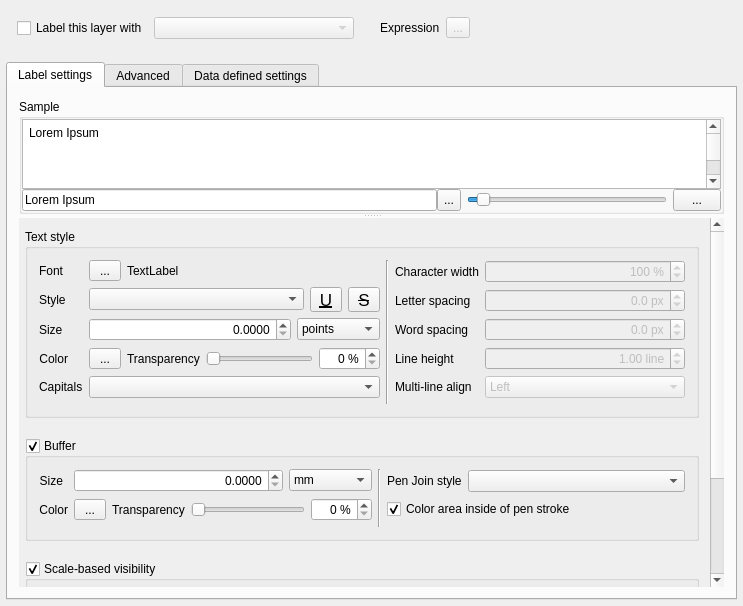
Above: src/ui/qgslabelingguibase.ui from kadas-albireo/kadas-albireo before the change. Below: the same form after it.
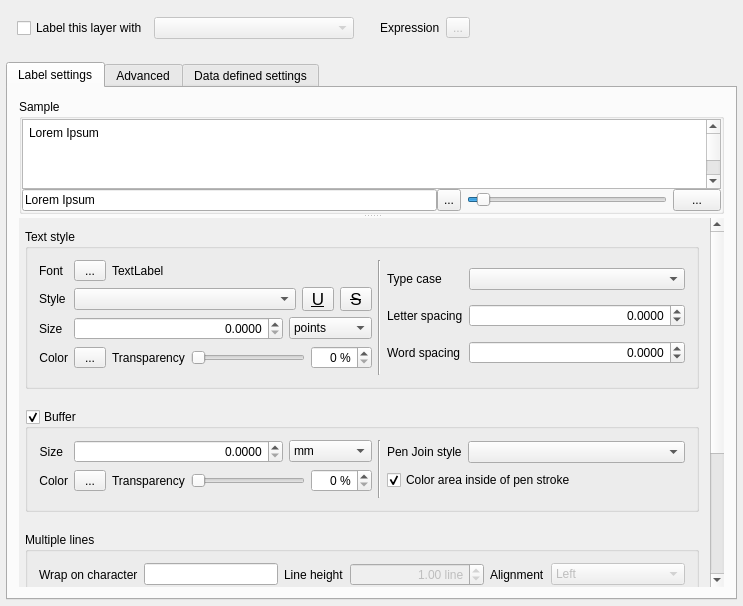
That is the form after the change. Icons and pictures are not drawn. Custom widgets are drawn as their Qt base class.

```diff
--- a/src/ui/qgslabelingguibase.ui
+++ b/src/ui/qgslabelingguibase.ui
@@ -391,7 +391,7 @@
                 </size>
                </property>
                <property name="toolTip">
-                <string>Sample Background</string>
+                <string>Sample background color</string>
                </property>
                <property name="text">
                 <string>...</string>
@@ -427,7 +427,7 @@
              <x>0</x>
              <y>0</y>
              <width>686</width>
-             <height>574</height>
+             <height>628</height>
             </rect>
            </property>
            <layout class="QGridLayout" name="gridLayout_17">
@@ -437,6 +437,154 @@
             <property name="verticalSpacing">
              <number>20</number>
             </property>
+            <item row="5" column="0">
+             <widget class="QGroupBox" name="groupBox_2">
+              <property name="minimumSize">
+               <size>
+                <width>0</width>
+                <height>0</height>
+               </size>
+              </property>
+              <property name="title">
+               <string>Multiple lines</string>
+              </property>
+              <property name="checkable">
+               <bool>false</bool>
+              </property>
+              <layout class="QGridLayout" name="gridLayout_14">
+               <item row="0" column="0">
+                <layout class="QHBoxLayout" name="horizontalLayout_9">
+                 <item>
+                  <widget class="QLabel" name="label_2">
+                   <property name="sizePolicy">
+                    <sizepolicy hsizetype="Maximum" vsizetype="Preferred">
+                     <horstretch>0</horstretch>
+                     <verstretch>0</verstretch>
+                    </sizepolicy>
+                   </property>
+                   <property name="text">
+                    <string>Wrap on character</string>
+                   </property>
+                  </widget>
+                 </item>
+                 <item>
+                  <widget class="QLineEdit" name="wrapCharacterEdit">
+                   <property name="sizePolicy">
+                    <sizepolicy hsizetype="Preferred" vsizetype="Fixed">
+                     <horstretch>0</horstretch>
+                     <verstretch>0</verstretch>
+                    </sizepolicy>
+                   </property>
+                   <property name="minimumSize">
+                    <size>
+                     <width>10</width>
+                     <height>0</height>
+                    </size>
+                   </property>
+                  </widget>
+                 </item>
+                 <item>
+                  <widget class="QLabel" name="mFontLineHeightLabel">
+                   <property name="sizePolicy">
+                    <sizepolicy hsizetype="Maximum" vsizetype="Preferred">
+                     <horstretch>0</horstretch>
+                     <verstretch>0</verstretch>
+                    </sizepolicy>
+                   </property>
+                   <property name="text">
+                    <string>Line height</string>
+                   </property>
+                  </widget>
+                 </item>
+                 <item>
+                  <widget class="QDoubleSpinBox" name="mFontLineHeightSpinBox">
+                   <property name="enabled">
+                    <bool>false</bool>
+                   </property>
+                   <property name="sizePolicy">
+                    <sizepolicy hsizetype="Preferred" vsizetype="Fixed">
+                     <horstretch>0</horstretch>
+                     <verstretch>0</verstretch>
+                    </sizepolicy>
+                   </property>
+                   <property name="minimumSize">
+                    <size>
+                     <width>100</width>
+                     <height>0</height>
+                    </size>
+                   </property>
+                   <property name="toolTip">
+                    <string>Line height spacing for multi-line text</string>
+                   </property>
+                   <property name="alignment">
+                    <set>Qt::AlignRight|Qt::AlignTrailing|Qt::AlignVCenter</set>
+                   </property>
+                   <property name="suffix">
+                    <string> line</string>
+                   </property>
+                   <property name="minimum">
+                    <double>0.000000000000000</double>
+                   </property>
+                   <property name="maximum">
+                    <double>10.000000000000000</double>
+                   </property>
+                   <property name="singleStep">
+                    <double>0.100000000000000</double>
+                   </property>
+                   <property name="value">
+                    <double>1.000000000000000</double>
+                   </property>
+                  </widget>
+                 </item>
+                 <item>
+                  <widget class="QLabel" name="mFontMultiLineLabel">
+                   <property name="sizePolicy">
+                    <sizepolicy hsizetype="Maximum" vsizetype="Preferred">
+                     <horstretch>0</horstretch>
+                     <verstretch>0</verstretch>
+                    </sizepolicy>
+                   </property>
+                   <property name="text">
+                    <string>Alignment</string>
+                   </property>
+                  </widget>
+                 </item>
+                 <item>
+                  <widget class="QComboBox" name="mFontMultiLineComboBox">
+                   <property name="enabled">
+                    <bool>false</bool>
+                   </property>
+                   <property name="sizePolicy">
+                    <sizepolicy hsizetype="Preferred" vsizetype="Fixed">
+                     <horstretch>0</horstretch>
+                     <verstretch>0</verstretch>
+                    </sizepolicy>
+                   </property>
+                   <property name="toolTip">
+                    <string>Paragraph style alignment of multi-line text</string>
+                   </property>
+                   <item>
+                    <property name="text">
+                     <string>Left</string>
+                    </property>
+                   </item>
+                   <item>
+                    <property name="text">
+                     <string>Center</string>
+                    </property>
+                   </item>
+                   <item>
+                    <property name="text">
+                     <string>Right</string>
+                    </property>
+                   </item>
+                  </widget>
+                 </item>
+                </layout>
+               </item>
+              </layout>
+             </widget>
+            </item>
             <item row="2" column="0">
              <widget class="QGroupBox" name="groupBox_6">
               <property name="sizePolicy">
@@ -498,6 +646,9 @@
                         <height>16777215</height>
                        </size>
                       </property>
+                      <property name="toolTip">
+                       <string>Available typeface styles</string>
+                      </property>
                       <property name="sizeAdjustPolicy">
                        <enum>QComboBox::AdjustToContentsOnFirstShow</enum>
                       </property>
@@ -520,6 +671,9 @@
                         <underline>true</underline>
                        </font>
                       </property>
+                      <property name="toolTip">
+                       <string>Underlined Text</string>
+                      </property>
                       <property name="text">
                        <string>U</string>
                       </property>
@@ -545,6 +699,9 @@
                         <strikeout>true</strikeout>
                        </font>
                       </property>
+                      <property name="toolTip">
+                       <string>Strikeout text</string>
+                      </property>
                       <property name="text">
                        <string>S</string>
                       </property>
@@ -555,6 +712,58 @@
                     </item>
                    </layout>
                   </item>
+                  <item row="2" column="1">
+                   <layout class="QHBoxLayout" name="horizontalLayout_11">
+                    <property name="sizeConstraint">
+                     <enum>QLayout::SetDefaultConstraint</enum>
+                    </property>
+                    <item>
+                     <widget class="QDoubleSpinBox" name="mFontSizeSpinBox">
+                      <property name="sizePolicy">
+                       <sizepolicy hsizetype="Expanding" vsizetype="Fixed">
+                        <horstretch>0</horstretch>
+                        <verstretch>0</verstretch>
+                       </sizepolicy>
+                      </property>
+                      <property name="minimumSize">
+                       <size>
+                        <width>100</width>
+                        <height>0</height>
+                       </size>
+                      </property>
+                      <property name="alignment">
+                       <set>Qt::AlignRight|Qt::AlignTrailing|Qt::AlignVCenter</set>
+                      </property>
+                      <property name="decimals">
+                       <number>4</number>
+                      </property>
+                      <property name="maximum">
+                       <double>999999999.000000000000000</double>
+                      </property>
+                     </widget>
+                    </item>
+                    <item>
+                     <widget class="QComboBox" name="mFontSizeUnitComboBox">
+                      <property name="sizePolicy">
+                       <sizepolicy hsizetype="Preferred" vsizetype="Fixed">
+                        <horstretch>0</horstretch>
+                        <verstretch>0</verstretch>
+                       </sizepolicy>
+                      </property>
+                      <item>
+                       <property name="text">
+                        <string>points</string>
+                       </property>
+                      </item>
+                      <item>
+                       <property name="text">
+                        <string>map units</string>
+                       </property>
+                      </item>
+                     </widget>
+                    </item>
+                   </layout>
+                  </item>
                   <item row="1" column="0">
                    <widget class="QLabel" name="mFontStyleLabel">
                     <property name="sizePolicy">
@@ -686,19 +895,6 @@
                   </item>
                   <item row="0" column="3" rowspan="5">
                    <layout class="QGridLayout" name="gridLayout_18">
-                    <item row="4" column="0">
-                     <widget class="QLabel" name="mFontMultiLineLabel">
-                      <property name="sizePolicy">
-                       <sizepolicy hsizetype="Maximum" vsizetype="Preferred">
-                        <horstretch>0</horstretch>
-                        <verstretch>0</verstretch>
-                       </sizepolicy>
-                      </property>
-                      <property name="text">
-                       <string>Multi-line align</string>
-                      </property>
-                     </widget>
-                    </item>
                     <item row="2" column="0">
                      <widget class="QLabel" name="mFontWordSpacingLabel">
                       <property name="sizePolicy">
@@ -725,110 +921,10 @@
                       </property>
                      </widget>
                     </item>
-                    <item row="3" column="0">
-                     <widget class="QLabel" name="mFontLineHeightLabel">
-                      <property name="sizePolicy">
-                       <sizepolicy hsizetype="Maximum" vsizetype="Preferred">
-                        <horstretch>0</horstretch>
-                        <verstretch>0</verstretch>
-                       </sizepolicy>
-                      </property>
-                      <property name="text">
-                       <string>Line height</string>
-                      </property>
-                     </widget>
-                    </item>
-                    <item row="3" column="1">
-                     <widget class="QDoubleSpinBox" name="mFontLineHeightSpinBox">
-                      <property name="enabled">
-                       <bool>false</bool>
-                      </property>
-                      <property name="sizePolicy">
-                       <sizepolicy hsizetype="Expanding" vsizetype="Fixed">
-                        <horstretch>0</horstretch>
-                        <verstretch>0</verstretch>
-                       </sizepolicy>
-                      </property>
-                      <property name="alignment">
-                       <set>Qt::AlignRight|Qt::AlignTrailing|Qt::AlignVCenter</set>
-                      </property>
-                      <property name="suffix">
-                       <string> line</string>
-                      </property>
-                      <property name="minimum">
-                       <double>0.000000000000000</double>
-                      </property>
-                      <property name="maximum">
-                       <double>10.000000000000000</double>
-                      </property>
-                      <property name="singleStep">
-                       <double>0.100000000000000</double>
-                      </property>
-                      <property name="value">
-                       <double>1.000000000000000</double>
-                      </property>
-                     </widget>
-                    </item>
-                    <item row="4" column="1">
-                     <widget class="QComboBox" name="mFontMultiLineComboBox">
-                      <property name="enabled">
-                       <bool>false</bool>
-                      </property>
-                      <property name="sizePolicy">
-                       <sizepolicy hsizetype="Expanding" vsizetype="Fixed">
-                        <horstretch>0</horstretch>
-                        <verstretch>0</verstretch>
-                       </sizepolicy>
-                      </property>
-                      <item>
-                       <property name="text">
-                        <string>Left</string>
-                       </property>
-                      </item>
-                      <item>
-                       <property name="text">
-                        <string>Center</string>
-                       </property>
-                      </item>
-                      <item>
-                       <property name="text">
-                        <string>Right</string>
-                       </property>
-                      </item>
-                     </widget>
-                    </item>
-                    <item row="1" column="1">
-                     <widget class="QDoubleSpinBox" name="mFontLetterSpacingSpinBox">
-                      <property name="enabled">
-                       <bool>false</bool>
-                      </property>
-                      <property name="sizePolicy">
-                       <sizepolicy hsizetype="Expanding" vsizetype="Fixed">
-                        <horstretch>0</horstretch>
-                        <verstretch>0</verstretch>
-                       </sizepolicy>
-                      </property>
-                      <property name="alignment">
-                       <set>Qt::AlignRight|Qt::AlignTrailing|Qt::AlignVCenter</set>
-                      </property>
-                      <property name="suffix">
-                       <string> px</string>
-                      </property>
-                      <property name="decimals">
-                       <number>1</number>
-                      </property>
-                      <property name="minimum">
-                       <double>-100.000000000000000</double>
-                      </property>
-                      <property name="singleStep">
-                       <double>0.100000000000000</double>
-                      </property>
-                     </widget>
-                    </item>
                     <item row="2" column="1">
                      <widget class="QDoubleSpinBox" name="mFontWordSpacingSpinBox">
                       <property name="enabled">
-                       <bool>false</bool>
+                       <bool>true</bool>
                       </property>
                       <property name="sizePolicy">
                        <sizepolicy hsizetype="Expanding" vsizetype="Fixed">
@@ -836,22 +932,25 @@
                         <verstretch>0</verstretch>
                        </sizepolicy>
                       </property>
+                      <property name="toolTip">
+                       <string>Space in pixels or map units, relative to size unit choice</string>
+                      </property>
                       <property name="alignment">
                        <set>Qt::AlignRight|Qt::AlignTrailing|Qt::AlignVCenter</set>
                       </property>
-                      <property name="suffix">
-                       <string> px</string>
-                      </property>
                       <property name="decimals">
-                       <number>1</number>
+                       <number>4</number>
                       </property>
                       <property name="minimum">
-                       <double>-100.000000000000000</double>
+                       <double>-1000.000000000000000</double>
+                      </property>
+                      <property name="maximum">
+                       <double>999999999.000000000000000</double>
                       </property>
                      </widget>
                     </item>
                     <item row="0" column="0">
-                     <widget class="QLabel" name="mFontCharWidthLabel">
+                     <widget class="QLabel" name="mFontCapitalsLabel">
                       <property name="sizePolicy">
                        <sizepolicy hsizetype="Maximum" vsizetype="Preferred">
                         <horstretch>0</horstretch>
@@ -859,59 +958,47 @@
                        </sizepolicy>
                       </property>
                       <property name="text">
-                       <string>Character width</string>
+                       <string>Type case</string>
                       </property>
                      </widget>
                     </item>
                     <item row="0" column="1">
-                     <widget class="QSpinBox" name="mFontCharWidthSpinBox">
+                     <widget class="QComboBox" name="mFontCapitalsComboBox">
                       <property name="enabled">
-                       <bool>false</bool>
+                       <bool>true</bool>
                       </property>
-                      <property name="sizePolicy">
-                       <sizepolicy hsizetype="Expanding" vsizetype="Fixed">
-                        <horstretch>0</horstretch>
-                        <verstretch>0</verstretch>
-                       </sizepolicy>
+                      <property name="maximumSize">
+                       <size>
+                        <width>16777215</width>
+                        <height>16777215</height>
+                       </size>
+                      </property>
+                      <property name="toolTip">
+                       <string>Capitalization style of text</string>
+                      </property>
+                     </widget>
+                    </item>
+                    <item row="1" column="1">
+                     <widget class="QDoubleSpinBox" name="mFontLetterSpacingSpinBox">
+                      <property name="toolTip">
+                       <string>Space in pixels or map units, relative to size unit choice</string>
                       </property>
                       <property name="alignment">
                        <set>Qt::AlignRight|Qt::AlignTrailing|Qt::AlignVCenter</set>
                       </property>
-                      <property name="suffix">
-                       <string> %</string>
-                      </property>
-                      <property name="prefix">
-                       <string/>
+                      <property name="decimals">
+                       <number>4</number>
                       </property>
                       <property name="minimum">
-                       <number>1</number>
+                       <double>-1000.000000000000000</double>
                       </property>
                       <property name="maximum">
-                       <number>1000</number>
-                      </property>
-                      <property name="singleStep">
-                       <number>1</number>
-                      </property>
-                      <property name="value">
-                       <number>100</number>
+                       <double>999999999.000000000000000</double>
                       </property>
                      </widget>
                     </item>
                    </layout>
                   </item>
-                  <item row="4" column="0">
-                   <widget class="QLabel" name="mFontCapitalsLabel">
-                    <property name="sizePolicy">
-                     <sizepolicy hsizetype="Maximum" vsizetype="Preferred">
-                      <horstretch>0</horstretch>
-                      <verstretch>0</verstretch>
-                     </sizepolicy>
-                    </property>
-                    <property name="text">
-                     <string>Capitals</string>
-                    </property>
-                   </widget>
-                  </item>
                   <item row="0" column="0">
                    <widget class="QLabel" name="mFontLabel">
                     <property name="sizePolicy">
@@ -928,65 +1015,6 @@
                     </property>
                    </widget>
                   </item>
-                  <item row="2" column="1">
-                   <layout class="QHBoxLayout" name="horizontalLayout_11">
-                    <property name="sizeConstraint">
-                     <enum>QLayout::SetDefaultConstraint</enum>
-                    </property>
-                    <item>
-                     <widget class="QDoubleSpinBox" name="mFontSizeSpinBox">
-                      <property name="sizePolicy">
-                       <sizepolicy hsizetype="Expanding" vsizetype="Fixed">
-                        <horstretch>0</horstretch>
-                        <verstretch>0</verstretch>
-                       </sizepolicy>
-                      </property>
-                      <property name="minimumSize">
-                       <size>
-                        <width>100</width>
-                        <height>0</height>
-                       </size>
-                      </property>
-                      <property name="alignment">
-                       <set>Qt::AlignRight|Qt::AlignTrailing|Qt::AlignVCenter</set>
-                      </property>
-                      <property name="decimals">
-                       <number>4</number>
-                      </property>
-                      <property name="maximum">
-                       <double>999999999.000000000000000</double>
-                      </property>
-                     </widget>
-                    </item>
-                    <item>
-                     <widget class="QComboBox" name="mFontSizeUnitComboBox">
-                      <property name="sizePolicy">
-                       <sizepolicy hsizetype="Preferred" vsizetype="Fixed">
-                        <horstretch>0</horstretch>
-                        <verstretch>0</verstretch>
-                       </sizepolicy>
-                      </property>
-                      <item>
-                       <property name="text">
-                        <string>points</string>
-                       </property>
-                      </item>
-                      <item>
-                       <property name="text">
-                        <string>map units</string>
-                       </property>
-                      </item>
-                     </widget>
-                    </item>
-                   </layout>
-                  </item>
-                  <item row="0" column="2" rowspan="6">
-                   <widget class="Line" name="line_7">
-                    <property name="orientation">
-                     <enum>Qt::Vertical</enum>
-                    </property>
-                   </widget>
-                  </item>
                   <item row="3" column="0">
                    <widget class="QLabel" name="mFontColorLabel">
                     <property name="sizePolicy">
@@ -1016,16 +1044,10 @@
                     </property>
                    </widget>
                   </item>
-                  <item row="4" column="1">
-                   <widget class="QComboBox" name="mFontCapitalsComboBox">
-                    <property name="enabled">
-                     <bool>true</bool>
-                    </property>
-                    <property name="maximumSize">
-                     <size>
-                      <width>16777215</width>
-                      <height>16777215</height>
-                     </size>
+                  <item row="0" column="2" rowspan="5">
+                   <widget class="Line" name="line_2">
+                    <property name="orientation">
+                     <enum>Qt::Vertical</enum>
                     </property>
                    </widget>
                   </item>
@@ -1035,7 +1057,7 @@
               </layout>
              </widget>
             </item>
-            <item row="3" column="0">
+            <item row="4" column="0">
              <widget class="QGroupBox" name="chkBuffer">
               <property name="sizePolicy">
                <sizepolicy hsizetype="Preferred" vsizetype="Maximum">
@@ -1273,7 +1295,7 @@
               </layout>
              </widget>
             </item>
-            <item row="4" column="0">
+            <item row="7" column="0">
              <widget class="QGroupBox" name="chkScaleBasedVisibility">
               <property name="sizePolicy">
                <sizepolicy hsizetype="Preferred" vsizetype="Maximum">
@@ -1339,7 +1361,7 @@
               </layout>
              </widget>
             </item>
-            <item row="6" column="0">
+            <item row="9" column="0">
              <spacer name="verticalSpacer">
               <property name="orientation">
                <enum>Qt::Vertical</enum>
@@ -1352,7 +1374,7 @@
               </property>
              </spacer>
             </item>
-            <item row="5" column="0">
+            <item row="6" column="0">
              <widget class="QGroupBox" name="chkFormattedNumbers">
               <property name="sizePolicy">
                <sizepolicy hsizetype="Preferred" vsizetype="Maximum">
@@ -1447,8 +1469,8 @@
            <rect>
             <x>0</x>
             <y>0</y>
-            <width>686</width>
-            <height>489</height>
+            <width>701</width>
+            <height>483</height>
            </rect>
           </property>
           <layout class="QGridLayout" name="gridLayout_13">
@@ -1467,13 +1489,6 @@
               <string>Options</string>
              </property>
              <layout class="QGridLayout" name="gridLayout_12">
-              <item row="0" column="0">
-               <widget class="QCheckBox" name="chkLabelPerFeaturePart">
-                <property name="text">
-                 <string>Label every part of multi-part features</string>
-                </property>
-               </widget>
-              </item>
               <item row="1" column="0">
                <widget class="QCheckBox" name="chkMergeLines">
                 <property name="text">
@@ -1481,6 +1496,13 @@
                 </property>
                </widget>
               </item>
+              <item row="0" column="0">
+               <widget class="QCheckBox" name="chkLabelPerFeaturePart">
+                <property name="text">
+                 <string>Label every part of multi-part features</string>
+                </property>
+               </widget>
+              </item>
               <item row="2" column="0">
                <widget class="QCheckBox" name="chkAddDirectionSymbol">
                 <property name="text">
@@ -1488,7 +1510,7 @@
                 </property>
                </widget>
               </item>
-              <item row="4" column="0">
+              <item row="3" column="0">
                <layout class="QHBoxLayout" name="horizontalLayout_2">
                 <item>
                  <widget class="QLabel" name="label_19">
@@ -1506,7 +1528,7 @@
                 </item>
                </layout>
               </item>
-              <item row="5" column="0">
+              <item row="4" column="0">
                <layout class="QHBoxLayout" name="horizontalLayout_20">
                 <item>
                  <widget class="QCheckBox" name="chkNoObstacle">
@@ -1543,30 +1565,6 @@
                 </item>
                </layout>
               </item>
-              <item row="3" column="0">
-               <layout class="QHBoxLayout" name="horizontalLayout">
-                <property name="topMargin">
-                 <number>3</number>
-                </property>
-                <item>
-                 <widget class="QLabel" name="label_2">
-                  <property name="text">
-                   <string>Wrap label on character</string>
-                  </property>
-                 </widget>
-                </item>
-                <item>
-                 <widget class="QLineEdit" name="wrapCharacterEdit">
-                  <property name="sizePolicy">
-                   <sizepolicy hsizetype="Fixed" vsizetype="Fixed">
-                    <horstretch>0</horstretch>
-                    <verstretch>0</verstretch>
-                   </sizepolicy>
-                  </property>
-                 </widget>
-                </item>
-               </layout>
-              </item>
              </layout>
             </widget>
            </item>
@@ -1944,7 +1942,7 @@
             <x>0</x>
             <y>0</y>
             <width>686</width>
-            <height>981</height>
+            <height>951</height>
            </rect>
           </property>
           <layout class="QGridLayout" name="gridLayout_11">
@@ -2161,14 +2159,7 @@
               <string>Font properties</string>
              </property>
              <layout class="QGridLayout" name="gridLayout">
-              <item row="9" column="1">
-               <widget class="QComboBox" name="mCharWidthAttributeComboBox">
-                <property name="enabled">
-                 <bool>false</bool>
-                </property>
-               </widget>
-              </item>
-              <item row="12" column="0">
+              <item row="11" column="0">
                <widget class="QLabel" name="mLineHeightLabel">
                 <property name="enabled">
                  <bool>true</bool>
@@ -2178,7 +2169,7 @@
                 </property>
                </widget>
               </item>
-              <item row="12" column="1">
+              <item row="11" column="1">
                <widget class="QComboBox" name="mLineHeightComboBox">
                 <property name="enabled">
                  <bool>false</bool>
@@ -2272,13 +2263,6 @@
                 </property>
                </widget>
               </item>
-              <item row="9" column="0">
-               <widget class="QLabel" name="mCharWidthLabel">
-                <property name="text">
-                 <string>Character width</string>
-                </property>
-               </widget>
-              </item>
               <item row="8" column="0">
                <widget class="QLabel" name="mCapitalsLabel">
                 <property name="text">
@@ -2293,14 +2277,14 @@
                 </property>
                </widget>
               </item>
-              <item row="10" column="1">
+              <item row="9" column="1">
                <widget class="QComboBox" name="mLetterSpacingAttributeComboBox">
                 <property name="enabled">
                  <bool>false</bool>
                 </property>
                </widget>
               </item>
-              <item row="10" column="0">
+              <item row="9" column="0">
                <widget class="QLabel" name="mLetterSpacingLabel">
                 <property name="enabled">
                  <bool>true</bool>
@@ -2310,7 +2294,7 @@
                 </property>
                </widget>
               </item>
-              <item row="11" column="0">
+              <item row="10" column="0">
                <widget class="QLabel" name="mWordSpacingLabel">
                 <property name="enabled">
                  <bool>true</bool>
@@ -2320,21 +2304,21 @@
                 </property>
                </widget>
               </item>
-              <item row="11" column="1">
+              <item row="10" column="1">
                <widget class="QComboBox" name="mWordSpacingAttributeComboBox">
                 <property name="enabled">
                  <bool>false</bool>
                 </property>
                </widget>
               </item>
-              <item row="13" column="0">
+              <item row="12" column="0">
                <widget class="QLabel" name="mMultiLineLabel">
                 <property name="text">
                  <string>Multi-line align</string>
                 </property>
                </widget>
               </item>
-              <item row="13" column="1">
+              <item row="12" column="1">
                <widget class="QComboBox" name="mMultiLineAttributeComboBox">
                 <property name="enabled">
                  <bool>false</bool>
```
